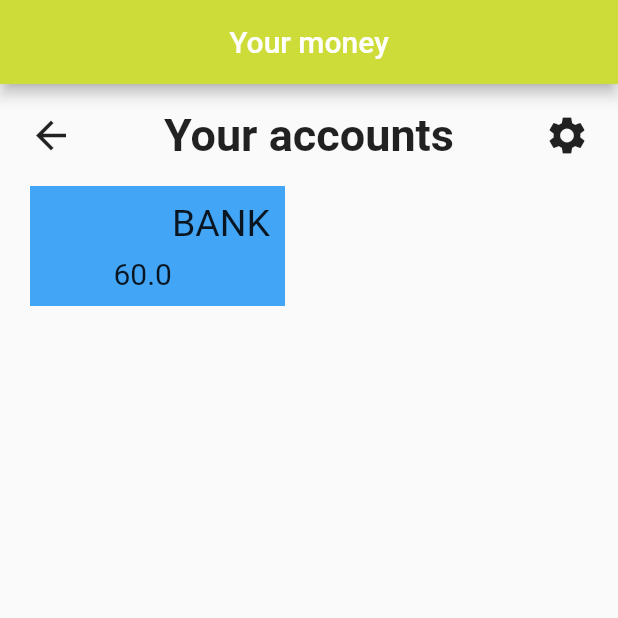
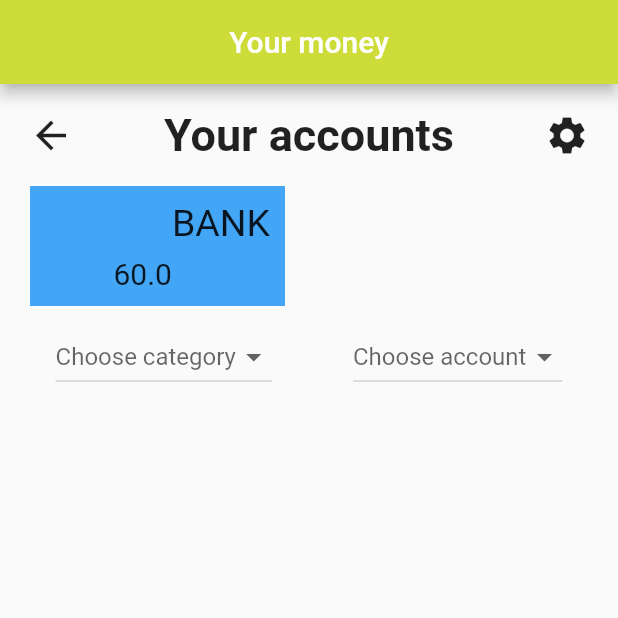
Before and after one commit to OlexandrBorovik/mone_dart, a Flutter app: the screen it shows after launch, on a phone screen of 412 x 824 dp, the top half of it. Run offline on Flutter 3.47's test engine with Material 2 defaults, Android fonts, the phone set to English and light mode, and no system bars; missing offline and left inert: dart:ffi.

Commit message:
choose account and category

```diff
--- /dev/null
+++ b/lib/models/category.dart
@@ -0,0 +1,9 @@
+class Category {
+  late String categoryName;
+  late double categoryAmount;
+  late String categoryDate;
+
+
+  Category(this.categoryName, this.categoryAmount);
+
+}
--- a/lib/pages/home.dart
+++ b/lib/pages/home.dart
@@ -1,6 +1,7 @@
 import 'dart:ffi';
 
 import 'package:flutter/material.dart';
+import 'package:mone_dart/models/category.dart';
 
 import '../models/account.dart';
 
@@ -12,15 +13,21 @@ class Home extends StatefulWidget {
 }
 
 class _HomeState extends State<Home> {
+  late String categoryChoose ;
 
  List <Account> accounts = [] ;
+ final List <Category> categoryList = [];
 
 Account start =  Account("bank", 60 );
-
-
+Category categoryOne = Category("Home", 0);
+  Category categoryTwo = Category("Two", 0);
+  String? valueCategory;
+  String? valueAccount;
 @override
   void initState() {
     accounts.add(start);
+    categoryList.add(categoryOne);
+    categoryList.add(categoryTwo);
     super.initState();
   }
   @override
@@ -111,14 +118,49 @@ Account start =  Account("bank", 60 );
                         ),
                       ),
                     ),
+                    Row(
+                      mainAxisAlignment: MainAxisAlignment.spaceAround,
+                      children: [
+                        Container(
+                          child: DropdownButton(
+                            hint: const Text ("Choose category"),
+                            value: valueCategory,
+                            items: categoryList.map(buildMenu).toList(),
+                            onChanged: (value)=> setState(() =>this.valueCategory = value),
+                          ),
+                        ),
+                        Container(
+                          child: DropdownButton(
+                            hint: const Text ("Choose account"),
+                            value: valueAccount,
+                            items: accounts.map(buildMenuAccount).toList(),
+                            onChanged: (value)=> setState(() =>this.valueAccount = value),
+                          ),
+                        )
 
                       ]
                     ),
+              ]
             ),
 
             )
-
+        )
         );
 
   }
-}
+
+  DropdownMenuItem <String> buildMenu(Category e )=> DropdownMenuItem(
+      value: e.categoryName,
+      child: Text(
+  e.categoryName,
+  style: const TextStyle (fontSize: 20),
+  ),
+  );
+  DropdownMenuItem <String> buildMenuAccount(Account e )=> DropdownMenuItem(
+    value: e.name,
+    child: Text(
+      e.name,
+      style: const TextStyle (fontSize: 20),
+    ),
+  );
+  }
```
